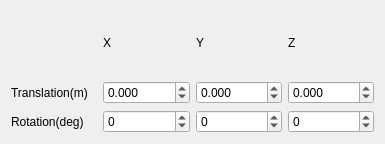
SilvioGiancola/Kinect2TCPIP, file src/TransformationWidget.ui: the form before one commit.
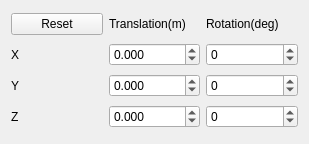
The form after the commit.

Diff of the .ui file:
```diff
--- a/src/TransformationWidget.ui
+++ b/src/TransformationWidget.ui
@@ -6,80 +6,95 @@
    <rect>
     <x>0</x>
     <y>0</y>
-    <width>385</width>
+    <width>309</width>
     <height>144</height>
    </rect>
   </property>
-  <property name="minimumSize">
-   <size>
-    <width>337</width>
-    <height>144</height>
-   </size>
-  </property>
   <property name="windowTitle">
    <string>Form</string>
   </property>
   <layout class="QGridLayout" name="gridLayout">
    <item row="0" column="1">
+    <widget class="QLabel" name="label">
+     <property name="text">
+      <string>Translation(m)</string>
+     </property>
+    </widget>
+   </item>
+   <item row="0" column="2">
+    <widget class="QLabel" name="label_2">
+     <property name="text">
+      <string>Rotation(deg)</string>
+     </property>
+    </widget>
+   </item>
+   <item row="0" column="0">
+    <widget class="QPushButton" name="pushButton_reset">
+     <property name="text">
+      <string>Reset</string>
+     </property>
+    </widget>
+   </item>
+   <item row="1" column="0">
     <widget class="QLabel" name="label_3">
      <property name="text">
       <string>X</string>
      </property>
     </widget>
    </item>
-   <item row="2" column="1">
-    <widget class="QDoubleSpinBox" name="RotationX">
-     <property name="decimals">
-      <number>0</number>
-     </property>
-     <property name="minimum">
-      <double>-180.000000000000000</double>
-     </property>
-     <property name="maximum">
-      <double>180.000000000000000</double>
-     </property>
-     <property name="singleStep">
-      <double>1.000000000000000</double>
-     </property>
-     <property name="value">
-      <double>0.000000000000000</double>
-     </property>
-    </widget>
-   </item>
-   <item row="1" column="1">
-    <widget class="QDoubleSpinBox" name="TranslationX">
-     <property name="decimals">
-      <number>3</number>
-     </property>
-     <property name="minimum">
-      <double>-10.000000000000000</double>
-     </property>
-     <property name="maximum">
-      <double>10.000000000000000</double>
-     </property>
-     <property name="singleStep">
-      <double>0.010000000000000</double>
-     </property>
-     <property name="value">
-      <double>0.000000000000000</double>
-     </property>
-    </widget>
-   </item>
    <item row="2" column="0">
-    <widget class="QLabel" name="label_2">
+    <widget class="QLabel" name="label_4">
      <property name="text">
-      <string>Rotation(deg)</string>
+      <string>Y</string>
      </property>
     </widget>
    </item>
-   <item row="0" column="3">
+   <item row="3" column="0">
     <widget class="QLabel" name="label_5">
      <property name="text">
       <string>Z</string>
      </property>
     </widget>
    </item>
+   <item row="1" column="1">
+    <widget class="QDoubleSpinBox" name="TranslationX">
+     <property name="decimals">
+      <number>3</number>
+     </property>
+     <property name="minimum">
+      <double>-10.000000000000000</double>
+     </property>
+     <property name="maximum">
+      <double>10.000000000000000</double>
+     </property>
+     <property name="singleStep">
+      <double>0.010000000000000</double>
+     </property>
+     <property name="value">
+      <double>0.000000000000000</double>
+     </property>
+    </widget>
+   </item>
    <item row="1" column="2">
+    <widget class="QDoubleSpinBox" name="RotationX">
+     <property name="decimals">
+      <number>0</number>
+     </property>
+     <property name="minimum">
+      <double>-180.000000000000000</double>
+     </property>
+     <property name="maximum">
+      <double>180.000000000000000</double>
+     </property>
+     <property name="singleStep">
+      <double>1.000000000000000</double>
+     </property>
+     <property name="value">
+      <double>0.000000000000000</double>
+     </property>
+    </widget>
+   </item>
+   <item row="2" column="1">
     <widget class="QDoubleSpinBox" name="TranslationY">
      <property name="decimals">
       <number>3</number>
@@ -98,14 +113,7 @@
      </property>
     </widget>
    </item>
-   <item row="1" column="0">
-    <widget class="QLabel" name="label">
-     <property name="text">
-      <string>Translation(m)</string>
-     </property>
-    </widget>
-   </item>
-   <item row="1" column="3">
+   <item row="3" column="1">
     <widget class="QDoubleSpinBox" name="TranslationZ">
      <property name="decimals">
       <number>3</number>
@@ -143,14 +151,7 @@
      </property>
     </widget>
    </item>
-   <item row="0" column="2">
-    <widget class="QLabel" name="label_4">
-     <property name="text">
-      <string>Y</string>
-     </property>
-    </widget>
-   </item>
-   <item row="2" column="3">
+   <item row="3" column="2">
     <widget class="QDoubleSpinBox" name="RotationZ">
      <property name="decimals">
       <number>0</number>
```
